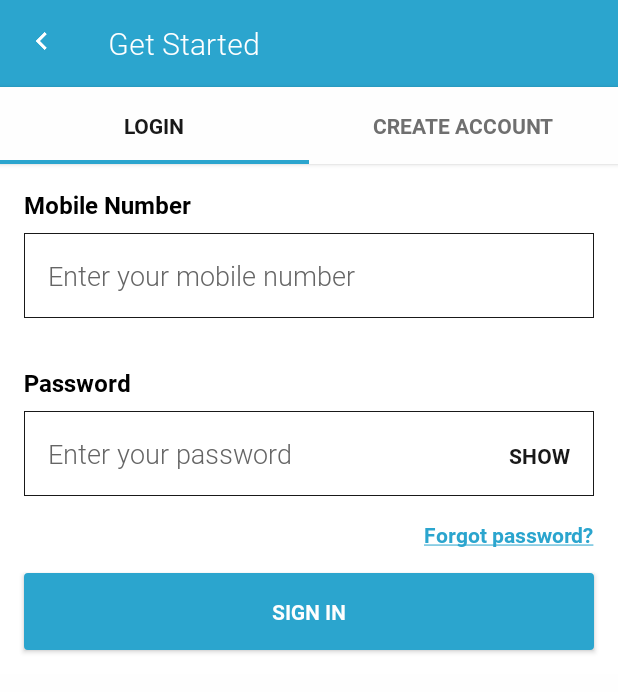
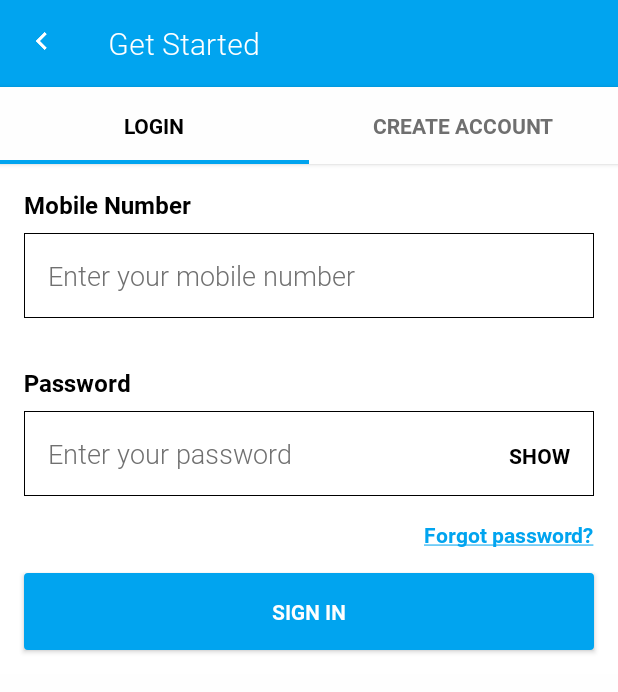
Before and after one commit to MQ9Realper/shadtaxi, an Android app: the screen it shows after launch (StartActivity), on a phone screen of 412 x 824 dp. Shown: the top 692 px of the screen. Run offline under Robolectric (Android 15) with nearby library versions, the phone set to English and light mode, and no system bars; our stand-ins replace CircleImageView; libraries missing offline, so code that uses them is left out: cn.pedant, com.androidnetworking, com.androidnetworking.common, com.androidnetworking.error, com.androidnetworking.interfaces and 2 more; pictures from the network do not load; 2 statements that could not run were skipped.

Commit message:
Refactor colors

```diff
--- a/ShadTaxi/app/src/main/res/values/colors.xml
+++ b/ShadTaxi/app/src/main/res/values/colors.xml
@@ -1,22 +1,17 @@
 <?xml version="1.0" encoding="utf-8"?>
 <resources>
-    <color name="colorPrimary">#2ba5ce</color>
-    <color name="colorPrimaryDark">#00769d</color>
-    <color name="colorSecondary">#68E29F</color>
-    <color name="colorSecondaryDark">#53DE91</color>
-    <color name="colorSecondaryLight">#7EE6AC</color>
-    <color name="colorSecondaryLighter">#93EABA</color>
-    <color name="colorAccent">#ce542b</color>
-    <color name="colorAccentDark">#962300</color>
-    <color name="colorAccentLight">#ff8457</color>
-    <color name="colorAccentLighter">#ff8457</color>
-    <color name="colorPrimaryLight">#6cd6ff</color>
-    <color name="colorPrimaryLighter">#6cd6ff</color>
-    <color name="colorPrimaryLightest">#6cd6ff</color>
+    <color name="colorPrimary">#01a4ef</color>
+    <color name="colorPrimaryDark">#0076bc</color>
+    <color name="colorPrimaryLight">#66d5ff</color>
+    <color name="colorSecondary">#2cb742</color>
+    <color name="colorSecondaryDark">#00860e</color>
+    <color name="colorSecondaryLight">#6aea71</color>
+    <color name="colorAccent">#eb7218</color>
+    <color name="colorAccentDark">#b24300</color>
+    <color name="colorAccentLight">#ffa24b</color>
     <color name="colorWhite">#FEFEFE</color>
     <color name="colorGray">#B1B1B1</color>
-    <color name="colorBlack">#191919</color>
-    <color name="colorBlackLight">#656565</color>
+    <color name="colorBlack">#000000</color>
+    <color name="colorBlackLight">#707070</color>
     <color name="colorBlackLighter">#6F6F6F</color>
-    <color name="colorTriadic">#266691</color>
 </resources>
```
